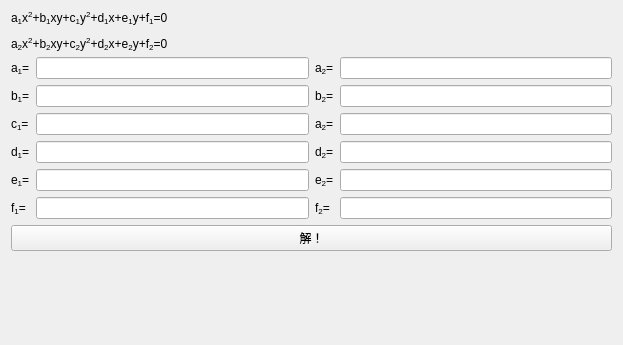
Old version of the form src/widgets/simultaneousquadraticequationscalculatorwidget.ui in the repository LiuJunyu2006/awesome-equation-assistant.
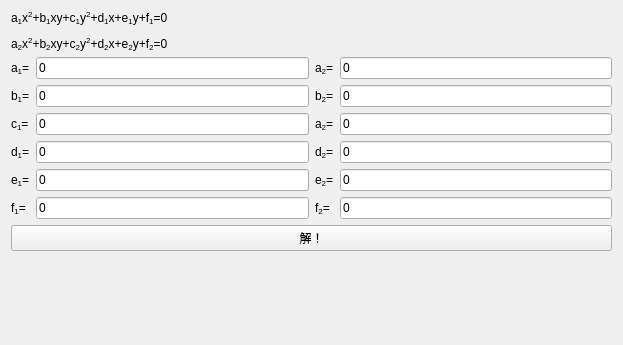
New version of the form. Custom widgets are drawn as their Qt base class.

```diff
--- a/src/widgets/simultaneousquadraticequationscalculatorwidget.ui
+++ b/src/widgets/simultaneousquadraticequationscalculatorwidget.ui
@@ -35,14 +35,14 @@
        <item row="1" column="1">
         <widget class="QLineEdit" name="lineEditB1">
          <property name="text">
-          <string notr="true"/>
+          <string notr="true">0</string>
          </property>
         </widget>
        </item>
        <item row="4" column="1">
         <widget class="QLineEdit" name="lineEditE1">
          <property name="text">
-          <string notr="true"/>
+          <string notr="true">0</string>
          </property>
         </widget>
        </item>
@@ -63,14 +63,14 @@
        <item row="1" column="3">
         <widget class="QLineEdit" name="lineEditB2">
          <property name="text">
-          <string notr="true"/>
+          <string notr="true">0</string>
          </property>
         </widget>
        </item>
        <item row="2" column="3">
         <widget class="QLineEdit" name="lineEditC2">
          <property name="text">
-          <string notr="true"/>
+          <string notr="true">0</string>
          </property>
         </widget>
        </item>
@@ -98,14 +98,14 @@
        <item row="5" column="1">
         <widget class="QLineEdit" name="lineEditF1">
          <property name="text">
-          <string notr="true"/>
+          <string notr="true">0</string>
          </property>
         </widget>
        </item>
        <item row="5" column="3">
         <widget class="QLineEdit" name="lineEditF2">
          <property name="text">
-          <string notr="true"/>
+          <string notr="true">0</string>
          </property>
         </widget>
        </item>
@@ -126,28 +126,28 @@
        <item row="3" column="3">
         <widget class="QLineEdit" name="lineEditD2">
          <property name="text">
-          <string notr="true"/>
+          <string notr="true">0</string>
          </property>
         </widget>
        </item>
        <item row="2" column="1">
         <widget class="QLineEdit" name="lineEditC1">
          <property name="text">
-          <string notr="true"/>
+          <string notr="true">0</string>
          </property>
         </widget>
        </item>
        <item row="3" column="1">
         <widget class="QLineEdit" name="lineEditD1">
          <property name="text">
-          <string notr="true"/>
+          <string notr="true">0</string>
          </property>
         </widget>
        </item>
        <item row="0" column="3">
         <widget class="QLineEdit" name="lineEditA2">
          <property name="text">
-          <string notr="true"/>
+          <string notr="true">0</string>
          </property>
         </widget>
        </item>
@@ -175,7 +175,7 @@
        <item row="4" column="3">
         <widget class="QLineEdit" name="lineEditE2">
          <property name="text">
-          <string notr="true"/>
+          <string notr="true">0</string>
          </property>
         </widget>
        </item>
@@ -189,7 +189,7 @@
        <item row="0" column="1">
         <widget class="QLineEdit" name="lineEditA1">
          <property name="text">
-          <string notr="true"/>
+          <string notr="true">0</string>
          </property>
         </widget>
        </item>
```
Left out of the diff: 51 changed lines with no effect on the pictures.
